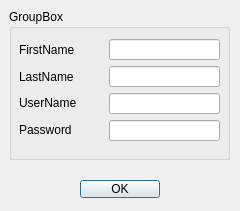
First picture: the form in signup.ui, repository Maedeh01/Ap-project, before the edit.
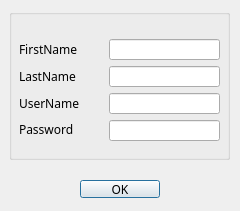
Second picture: the form after the edit. Icons and pictures are not drawn.

What changed in the file:
```diff
--- a/signup.ui
+++ b/signup.ui
@@ -23,9 +23,9 @@
     </rect>
    </property>
    <property name="title">
-    <string>GroupBox</string>
+    <string/>
    </property>
-   <widget class="QWidget" name="">
+   <widget class="QWidget" name="layoutWidget">
     <property name="geometry">
      <rect>
       <x>100</x>
@@ -49,7 +49,7 @@
      </item>
     </layout>
    </widget>
-   <widget class="QWidget" name="">
+   <widget class="QWidget" name="layoutWidget">
     <property name="geometry">
      <rect>
       <x>10</x>
@@ -61,6 +61,11 @@
     <layout class="QVBoxLayout" name="verticalLayout_2">
      <item>
       <widget class="QLabel" name="label">
+       <property name="font">
+        <font>
+         <family>MV Boli</family>
+        </font>
+       </property>
        <property name="text">
         <string>FirstName</string>
        </property>
@@ -68,6 +73,11 @@
      </item>
      <item>
       <widget class="QLabel" name="label_2">
+       <property name="font">
+        <font>
+         <family>MV Boli</family>
+        </font>
+       </property>
        <property name="text">
         <string>LastName</string>
        </property>
@@ -75,6 +85,11 @@
      </item>
      <item>
       <widget class="QLabel" name="label_3">
+       <property name="font">
+        <font>
+         <family>MV Boli</family>
+        </font>
+       </property>
        <property name="text">
         <string>UserName</string>
        </property>
@@ -82,6 +97,11 @@
      </item>
      <item>
       <widget class="QLabel" name="label_4">
+       <property name="font">
+        <font>
+         <family>MV Boli</family>
+        </font>
+       </property>
        <property name="text">
         <string>Password</string>
        </property>
@@ -99,6 +119,11 @@
      <height>18</height>
     </rect>
    </property>
+   <property name="font">
+    <font>
+     <family>NPIRogheh</family>
+    </font>
+   </property>
    <property name="text">
     <string>OK</string>
    </property>
```
Left out of the diff: 5 changed lines with no effect on the pictures.
